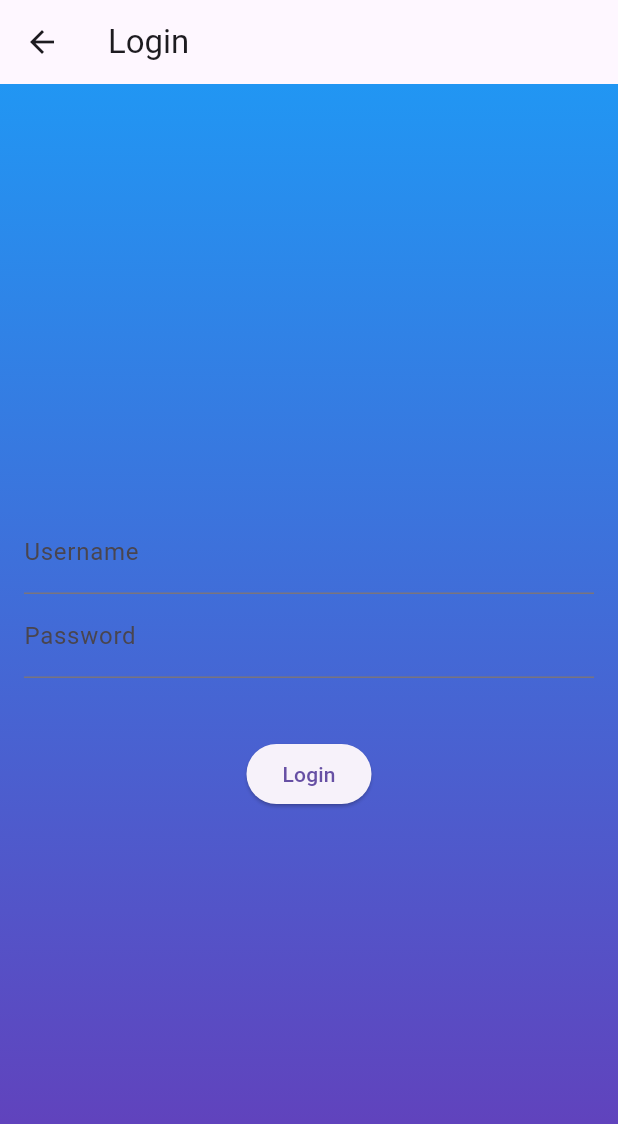
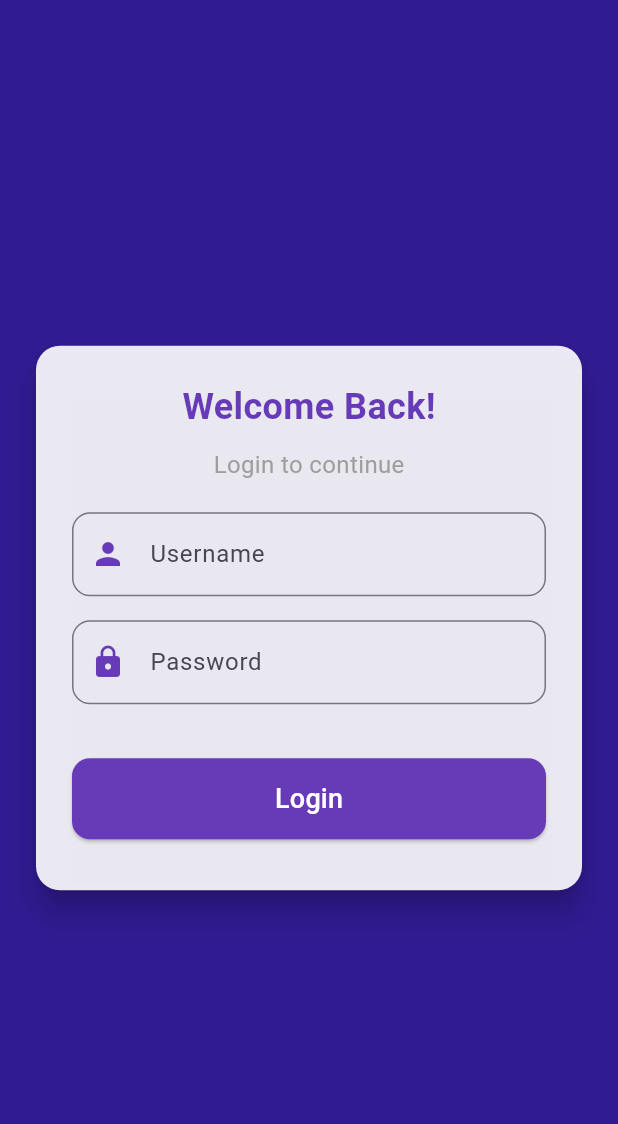
Before and after one commit to nandananp/money-matrix-front-end, a Flutter app: the screen it shows after launch, after a tap on "Login", on a phone screen of 412 x 824 dp. Shown: the top 1124 px of the screen. Run offline on Flutter 3.47's test engine with Material 3 defaults, Android fonts, the phone set to English and light mode, and no system bars; our stand-ins replace shared_preferences.

Commit message:
ref: ui update in login

```diff
--- a/lib/LoginPage.dart
+++ b/lib/LoginPage.dart
@@ -17,8 +17,6 @@ class _LoginPageState extends State<LoginPage> {
   final GlobalKey<FormState> _formKey = GlobalKey<FormState>();
   String? _errorMessage;
 
-
-  //checking financial status
   Future<void> fetchFinancialReport() async {
     Map<String, dynamic>? financialData;
     const String apiUrl = 'http://localhost:8080/v1/user/game/status';
@@ -31,14 +29,11 @@ class _LoginPageState extends State<LoginPage> {
       setState(() {
         financialData = json.decode(response.body);
       });
-      if(!mounted)return;
-      Navigator.push(context,MaterialPageRoute(builder: (context) => FinancialReportScreen(level: 1,)));
-      // Navigator.push(
-      //   context,
-      //   MaterialPageRoute(builder: (context) => const FinancialReportScreen()),
-      // );
-
-      // Check after fetching data
+      if (!mounted) return;
+      Navigator.push(
+          context,
+          MaterialPageRoute(
+              builder: (context) => FinancialReportScreen(level: 1)));
     } else {
       Navigator.pushReplacementNamed(context, '/instructions');
     }
@@ -65,11 +60,10 @@ class _LoginPageState extends State<LoginPage> {
         final data = jsonDecode(response.body);
         final token = data['token'];
 
-        // Save token for future API calls
         final prefs = await SharedPreferences.getInstance();
         await prefs.setString('jwt_token', token);
 
-        if (!mounted) return; // Check again before navigation
+        if (!mounted) return;
         fetchFinancialReport();
       } else if (response.statusCode == 400) {
         if (!mounted) return;
@@ -87,53 +81,97 @@ class _LoginPageState extends State<LoginPage> {
     }
   }
 
-
-
   @override
   Widget build(BuildContext context) {
     return Scaffold(
-      appBar: AppBar(title: const Text('Login')),
-      body: Container(
-        decoration: const BoxDecoration(
-          gradient: LinearGradient(
-            begin: Alignment.topCenter,
-            end: Alignment.bottomCenter,
-            colors: [Colors.blue, Colors.deepPurple],
+      backgroundColor: Colors.deepPurple.shade900,
+      body: Center(
+        child: SingleChildScrollView(
+          child: Padding(
+            padding: const EdgeInsets.all(20.0),
+            child: Card(
+              elevation: 8,
+              shape: RoundedRectangleBorder(
+                borderRadius: BorderRadius.circular(16),
               ),
-        ),
+              color: Colors.white.withOpacity(0.9),
               child: Padding(
-          padding: const EdgeInsets.all(16.0),
+                padding: const EdgeInsets.all(24.0),
                 child: Form(
                   key: _formKey,
                   child: Column(
-              mainAxisAlignment: MainAxisAlignment.center,
+                    mainAxisSize: MainAxisSize.min,
                     children: [
+                      const Text(
+                        "Welcome Back!",
+                        style: TextStyle(
+                          fontSize: 24,
+                          fontWeight: FontWeight.bold,
+                          color: Colors.deepPurple,
+                        ),
+                      ),
+                      const SizedBox(height: 10),
+                      const Text(
+                        "Login to continue",
+                        style: TextStyle(
+                          fontSize: 16,
+                          color: Colors.grey,
+                        ),
+                      ),
+                      const SizedBox(height: 20),
                       TextFormField(
                         controller: _emailController,
-                  decoration: const InputDecoration(labelText: 'Username'),
-                  keyboardType: TextInputType.name,
-                  style: const TextStyle(color: Colors.white),
+                        decoration: InputDecoration(
+                          labelText: 'Username',
+                          prefixIcon: const Icon(Icons.person, color: Colors.deepPurple),
+                          border: OutlineInputBorder(
+                            borderRadius: BorderRadius.circular(12),
+                          ),
+                        ),
                         validator: (value) => value!.isEmpty ? 'Enter an email' : null,
                       ),
+                      const SizedBox(height: 16),
                       TextFormField(
                         controller: _passwordController,
-                  decoration: const InputDecoration(labelText: 'Password'),
-                  style: const TextStyle(color: Colors.white),
+                        decoration: InputDecoration(
+                          labelText: 'Password',
+                          prefixIcon: const Icon(Icons.lock, color: Colors.deepPurple),
+                          border: OutlineInputBorder(
+                            borderRadius: BorderRadius.circular(12),
+                          ),
+                        ),
                         obscureText: true,
                         validator: (value) => value!.isEmpty ? 'Please enter a password' : null,
                       ),
-                const SizedBox(height: 20),
+                      const SizedBox(height: 16),
                       if (_errorMessage != null)
                         Text(
                           _errorMessage!,
                           style: const TextStyle(color: Colors.red, fontSize: 14),
                         ),
                       const SizedBox(height: 20),
-                ElevatedButton(
+                      SizedBox(
+                        width: double.infinity,
+                        child: ElevatedButton(
                           onPressed: _loginUser,
-                  child: const Text('Login'),
+                          style: ElevatedButton.styleFrom(
+                            backgroundColor: Colors.deepPurple,
+                            padding: const EdgeInsets.symmetric(vertical: 14),
+                            shape: RoundedRectangleBorder(
+                              borderRadius: BorderRadius.circular(12),
                             ),
+                          ),
+                          child: const Text(
+                            'Login',
+                            style: TextStyle(fontSize: 18, color: Colors.white),
+                          ),
+                        ),
+                      ),
+                      const SizedBox(height: 10),
                     ],
+                  ),
+                ),
+              ),
             ),
           ),
         ),
```
Lines whose indentation alone changed are shown as unchanged.
